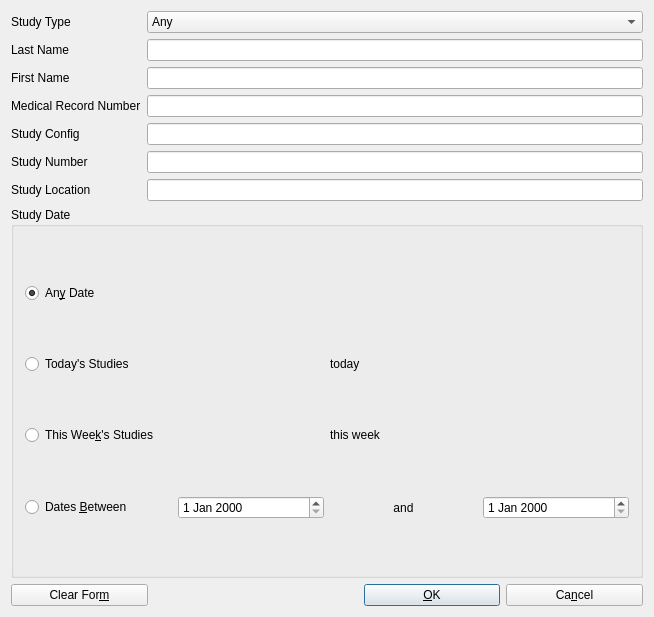
mannd/epsimulator, file src/navigator/ui/filtercatalogdialog.ui: the form before one commit.
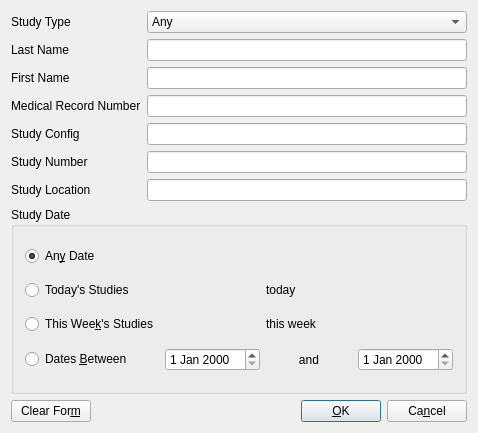
The form after the commit.

Diff of the .ui file:
```diff
--- a/src/navigator/ui/filtercatalogdialog.ui
+++ b/src/navigator/ui/filtercatalogdialog.ui
@@ -5,8 +5,8 @@
    <rect>
     <x>0</x>
     <y>0</y>
-    <width>654</width>
-    <height>617</height>
+    <width>478</width>
+    <height>433</height>
    </rect>
   </property>
   <property name="windowTitle" >
```
